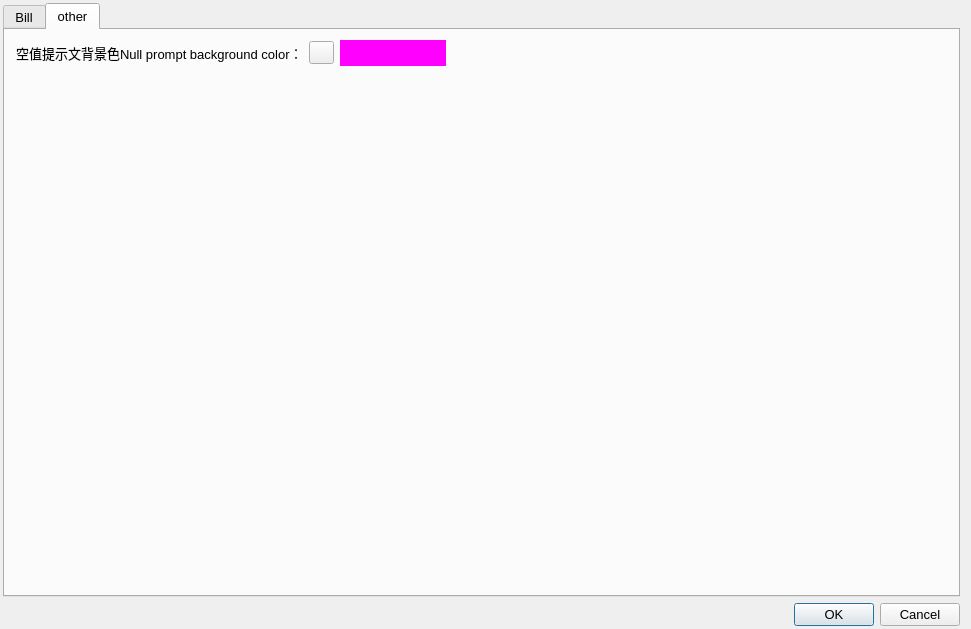
The window that Ui/FormConfig.ui (golden7602/zion) describes before a commit, drawn with Qt 5.
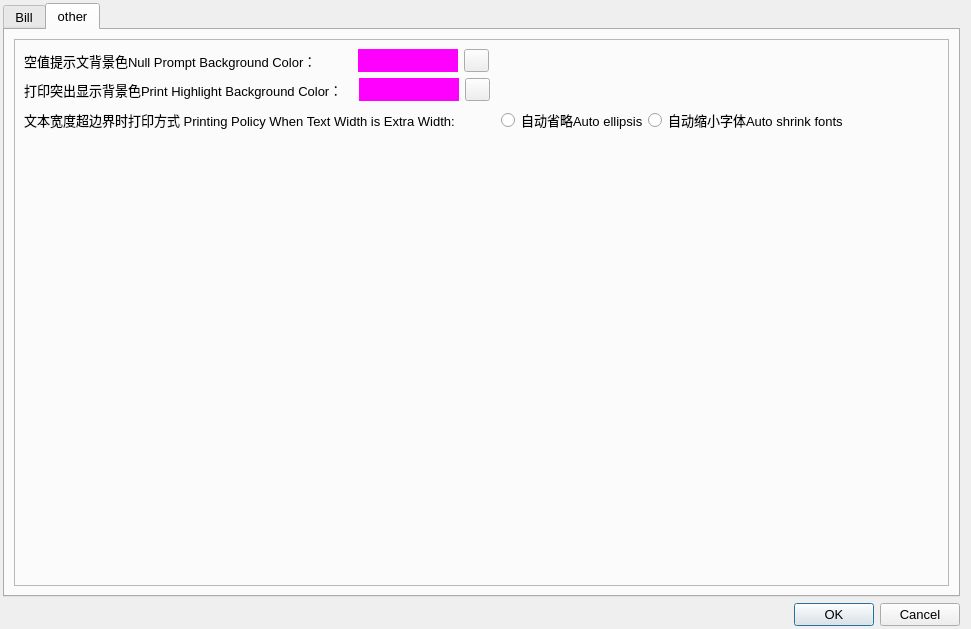
The same window after the commit. The open tabs and pages were chosen to show the change. Icons and pictures are not drawn.

Commit message: 继续修改config 报表经常还会出现 item取不到report

Diff of the .ui file:
```diff
--- a/Ui/FormConfig.ui
+++ b/Ui/FormConfig.ui
@@ -80,61 +80,260 @@
       <attribute name="title">
        <string>other</string>
       </attribute>
-      <widget class="QWidget" name="layoutWidget">
-       <property name="geometry">
-        <rect>
-         <x>11</x>
-         <y>10</y>
-         <width>430</width>
-         <height>26</height>
-        </rect>
-       </property>
-       <layout class="QHBoxLayout" name="horizontalLayout_3">
-        <item>
-         <widget class="QLabel" name="label_4">
-          <property name="text">
-           <string>空值提示文背景色Null prompt background color：</string>
-          </property>
-         </widget>
-        </item>
-        <item>
-         <widget class="QPushButton" name="colorpicker">
-          <property name="minimumSize">
-           <size>
-            <width>25</width>
-            <height>0</height>
-           </size>
-          </property>
-          <property name="maximumSize">
-           <size>
-            <width>25</width>
-            <height>16777215</height>
-           </size>
-          </property>
-          <property name="text">
-           <string/>
-          </property>
-          <property name="icon">
-           <iconset>
-            <normaloff>../res/ico/color_picker.ico</normaloff>../res/ico/color_picker.ico</iconset>
-          </property>
-         </widget>
-        </item>
-        <item>
-         <widget class="QWidget" name="Null_prompt_bac_color" native="true">
-          <property name="minimumSize">
-           <size>
-            <width>100</width>
-            <height>0</height>
-           </size>
-          </property>
-          <property name="styleSheet">
-           <string notr="true">background-color: rgb(255, 0, 255);</string>
-          </property>
-         </widget>
-        </item>
-       </layout>
-      </widget>
+      <layout class="QVBoxLayout" name="verticalLayout_4">
+       <item>
+        <widget class="QFrame" name="frame">
+         <property name="frameShape">
+          <enum>QFrame::StyledPanel</enum>
+         </property>
+         <property name="frameShadow">
+          <enum>QFrame::Raised</enum>
+         </property>
+         <layout class="QVBoxLayout" name="verticalLayout_3">
+          <item>
+           <layout class="QHBoxLayout" name="horizontalLayout_3">
+            <item>
+             <widget class="QLabel" name="label_4">
+              <property name="text">
+               <string>空值提示文背景色Null Prompt Background Color：</string>
+              </property>
+             </widget>
+            </item>
+            <item>
+             <spacer name="horizontalSpacer_4">
+              <property name="orientation">
+               <enum>Qt::Horizontal</enum>
+              </property>
+              <property name="sizeType">
+               <enum>QSizePolicy::Fixed</enum>
+              </property>
+              <property name="sizeHint" stdset="0">
+               <size>
+                <width>35</width>
+                <height>20</height>
+               </size>
+              </property>
+             </spacer>
+            </item>
+            <item>
+             <widget class="QWidget" name="Null_prompt_bac_color" native="true">
+              <property name="minimumSize">
+               <size>
+                <width>100</width>
+                <height>0</height>
+               </size>
+              </property>
+              <property name="styleSheet">
+               <string notr="true">background-color: rgb(255, 0, 255);</string>
+              </property>
+             </widget>
+            </item>
+            <item>
+             <widget class="QPushButton" name="colorpicker">
+              <property name="minimumSize">
+               <size>
+                <width>25</width>
+                <height>0</height>
+               </size>
+              </property>
+              <property name="maximumSize">
+               <size>
+                <width>25</width>
+                <height>16777215</height>
+               </size>
+              </property>
+              <property name="text">
+               <string/>
+              </property>
+              <property name="icon">
+               <iconset>
+                <normaloff>../res/ico/color_picker.ico</normaloff>../res/ico/color_picker.ico</iconset>
+              </property>
+             </widget>
+            </item>
+            <item>
+             <spacer name="horizontalSpacer_5">
+              <property name="orientation">
+               <enum>Qt::Horizontal</enum>
+              </property>
+              <property name="sizeHint" stdset="0">
+               <size>
+                <width>40</width>
+                <height>20</height>
+               </size>
+              </property>
+             </spacer>
+            </item>
+           </layout>
+          </item>
+          <item>
+           <layout class="QHBoxLayout" name="horizontalLayout_6">
+            <item>
+             <widget class="QLabel" name="label_5">
+              <property name="text">
+               <string>打印突出显示背景色Print Highlight Background Color：</string>
+              </property>
+             </widget>
+            </item>
+            <item>
+             <spacer name="horizontalSpacer_6">
+              <property name="orientation">
+               <enum>Qt::Horizontal</enum>
+              </property>
+              <property name="sizeType">
+               <enum>QSizePolicy::Fixed</enum>
+              </property>
+              <property name="sizeHint" stdset="0">
+               <size>
+                <width>10</width>
+                <height>20</height>
+               </size>
+              </property>
+             </spacer>
+            </item>
+            <item>
+             <widget class="QWidget" name="PrintHighlightBackgroundColor" native="true">
+              <property name="minimumSize">
+               <size>
+                <width>100</width>
+                <height>0</height>
+               </size>
+              </property>
+              <property name="styleSheet">
+               <string notr="true">background-color: rgb(255, 0, 255);</string>
+              </property>
+             </widget>
+            </item>
+            <item>
+             <widget class="QPushButton" name="colorpicker_2">
+              <property name="minimumSize">
+               <size>
+                <width>25</width>
+                <height>0</height>
+               </size>
+              </property>
+              <property name="maximumSize">
+               <size>
+                <width>25</width>
+                <height>16777215</height>
+               </size>
+              </property>
+              <property name="text">
+               <string/>
+              </property>
+              <property name="icon">
+               <iconset>
+                <normaloff>../res/ico/color_picker.ico</normaloff>../res/ico/color_picker.ico</iconset>
+              </property>
+             </widget>
+            </item>
+            <item>
+             <spacer name="horizontalSpacer_7">
+              <property name="orientation">
+               <enum>Qt::Horizontal</enum>
+              </property>
+              <property name="sizeHint" stdset="0">
+               <size>
+                <width>40</width>
+                <height>20</height>
+               </size>
+              </property>
+             </spacer>
+            </item>
+           </layout>
+          </item>
+          <item>
+           <layout class="QHBoxLayout" name="horizontalLayout_4">
+            <item>
+             <widget class="QLabel" name="label_3">
+              <property name="text">
+               <string>文本宽度超边界时打印方式 Printing Policy When Text Width is Extra Width:</string>
+              </property>
+             </widget>
+            </item>
+            <item>
+             <spacer name="horizontalSpacer_3">
+              <property name="orientation">
+               <enum>Qt::Horizontal</enum>
+              </property>
+              <property name="sizeType">
+               <enum>QSizePolicy::Fixed</enum>
+              </property>
+              <property name="sizeHint" stdset="0">
+               <size>
+                <width>40</width>
+                <height>20</height>
+               </size>
+              </property>
+             </spacer>
+            </item>
+            <item>
+             <widget class="QWidget" name="widget" native="true">
+              <layout class="QHBoxLayout" name="horizontalLayout_5">
+               <property name="spacing">
+                <number>0</number>
+               </property>
+               <property name="leftMargin">
+                <number>0</number>
+               </property>
+               <property name="topMargin">
+                <number>0</number>
+               </property>
+               <property name="rightMargin">
+                <number>0</number>
+               </property>
+               <property name="bottomMargin">
+                <number>0</number>
+               </property>
+               <item>
+                <widget class="QRadioButton" name="radioButton_AutoEllipsis">
+                 <property name="text">
+                  <string>自动省略Auto ellipsis</string>
+                 </property>
+                </widget>
+               </item>
+               <item>
+                <widget class="QRadioButton" name="radioButton_AutoShrinkFonts">
+                 <property name="text">
+                  <string>自动缩小字体Auto shrink fonts</string>
+                 </property>
+                </widget>
+               </item>
+              </layout>
+             </widget>
+            </item>
+            <item>
+             <spacer name="horizontalSpacer_2">
+              <property name="orientation">
+               <enum>Qt::Horizontal</enum>
+              </property>
+              <property name="sizeHint" stdset="0">
+               <size>
+                <width>40</width>
+                <height>20</height>
+               </size>
+              </property>
+             </spacer>
+            </item>
+           </layout>
+          </item>
+          <item>
+           <spacer name="verticalSpacer">
+            <property name="orientation">
+             <enum>Qt::Vertical</enum>
+            </property>
+            <property name="sizeHint" stdset="0">
+             <size>
+              <width>20</width>
+              <height>429</height>
+             </size>
+            </property>
+           </spacer>
+          </item>
+         </layout>
+        </widget>
+       </item>
+      </layout>
      </widget>
     </widget>
    </item>
```
Left out of the diff: 4 changed lines with no effect on the pictures. The commit also changes 6 other files.
